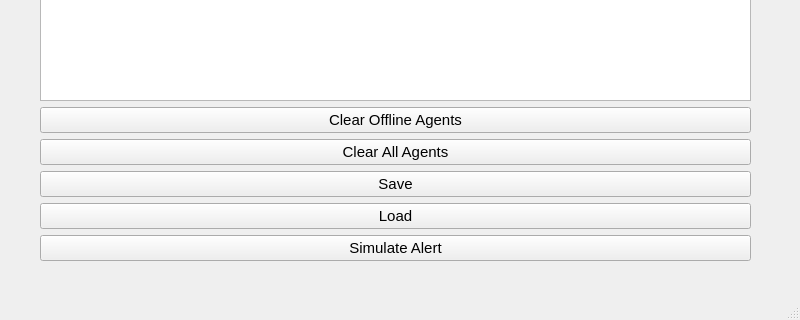
This is mainwindow.ui in safa-banak/ServerMonitorUI as Qt 5 draws it before an edit; both pictures show x 0 to 800 and y 280 to 600 of the 800 by 600 pixel window. The edited form follows.
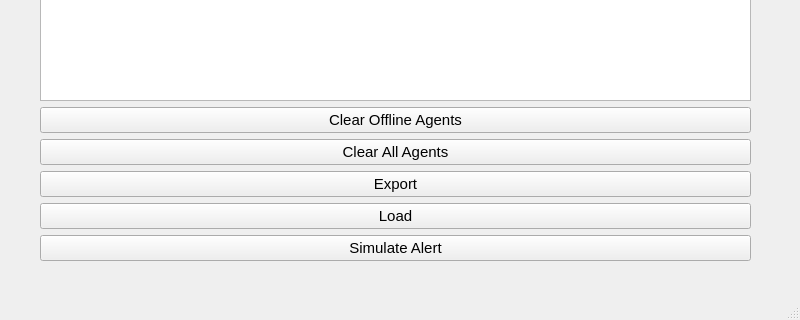
This is the edited form.

Commit message: Refactor export: replace save\Load with structured JSON export for analysis

Patch:
```diff
--- a/mainwindow.ui
+++ b/mainwindow.ui
@@ -59,7 +59,7 @@
      <item>
       <widget class="QPushButton" name="pushButton_save">
        <property name="text">
-        <string>Save</string>
+        <string>Export</string>
        </property>
       </widget>
      </item>
```
Left out of the diff: 2 changed lines with no effect on the pictures. The commit also changes 3 other files.
